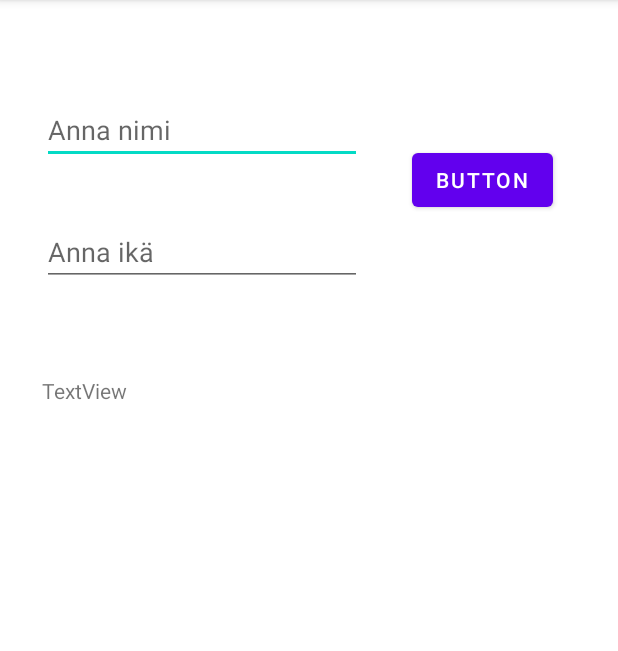
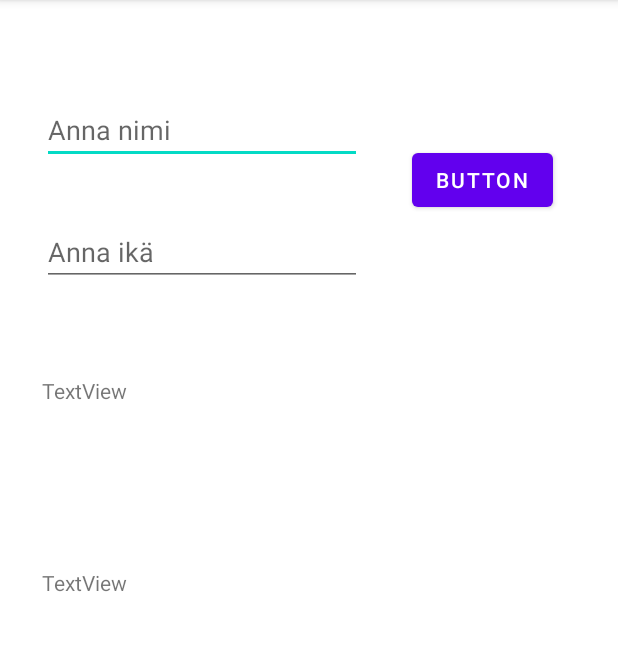
Before and after one commit to majim3/androiapp, an Android app: the Alku screen opened directly, with no data from a screen before it, on a phone screen of 412 x 824 dp, the part 84-735 px from its top. Run offline under Robolectric (Android 15) with nearby library versions, the phone set to English and light mode, and no system bars.

Commit message:
Muokkaus 28.04 14.57

```diff
--- a/app/src/main/res/layout/activity_alku.xml
+++ b/app/src/main/res/layout/activity_alku.xml
@@ -66,4 +66,13 @@
         android:layout_height="wrap_content"
         android:orientation="vertical"
         app:layout_constraintGuide_begin="275dp" />
+
+    <TextView
+        android:id="@+id/textView"
+        android:layout_width="225dp"
+        android:layout_height="99dp"
+        android:layout_marginTop="32dp"
+        android:text="TextView"
+        app:layout_constraintStart_toStartOf="@+id/guideline3"
+        app:layout_constraintTop_toBottomOf="@+id/textView2" />
 </androidx.constraintlayout.widget.ConstraintLayout>
```
